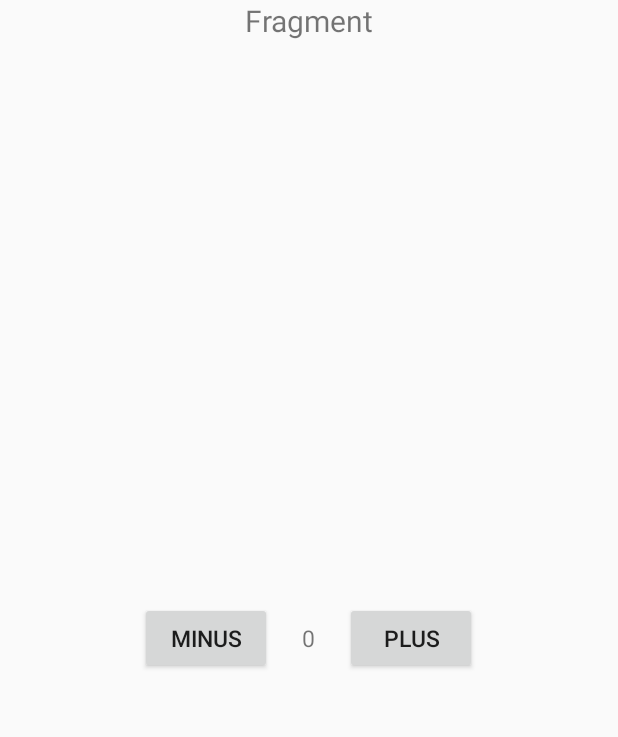
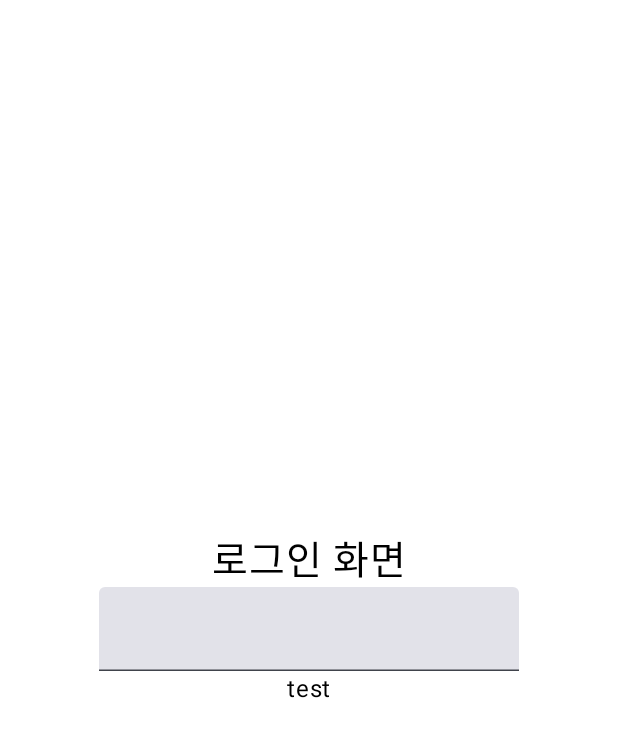
Before and after one commit to uselessnaming/app_center_example, an Android app built with Jetpack Compose: the screen it shows after launch (MainActivity), on a phone screen of 412 x 824 dp. Shown: the top 737 px of the screen. Run offline under Robolectric (Android 15) with nearby library versions, the phone set to English and light mode, and no system bars.

Commit message:
feat: 4주차 스터디

```diff
--- a/AppCenterStudyExample/app/src/main/java/com/example/appcenterstudy/MainActivity.kt
+++ b/AppCenterStudyExample/app/src/main/java/com/example/appcenterstudy/MainActivity.kt
@@ -2,23 +2,30 @@ package com.example.appcenterstudy
 
 import android.os.Bundle
 import android.util.Log
+import androidx.activity.compose.setContent
 import androidx.appcompat.app.AppCompatActivity
+import androidx.compose.foundation.layout.Box
+import androidx.compose.foundation.layout.fillMaxSize
+import androidx.compose.ui.Modifier
 import androidx.databinding.DataBindingUtil
 import com.example.appcenterstudy.databinding.ActivityMainBinding
 import com.example.appcenterstudy.study_3rd.DataViewModel
 import com.example.appcenterstudy.study_3rd.HomeFragment
+import com.example.appcenterstudy.study_4th.LoginScreen
+import com.example.appcenterstudy.ui.theme.AppCenterStudyTheme
 
 class MainActivity : AppCompatActivity() {
 
-    private lateinit var viewModel : DataViewModel
-
     override fun onCreate(savedInstanceState: Bundle?) {
         super.onCreate(savedInstanceState)
-        val binding = DataBindingUtil.setContentView<ActivityMainBinding>(this, R.layout.activity_main)
-
-        val transaction = supportFragmentManager.beginTransaction()
-        transaction.add(R.id.fragmentContainerView, HomeFragment()).commit()
-
-        Log.d("TEST_FRAGMENT","Activity onCreate Success")
+        setContent {
+            AppCenterStudyTheme {
+                Box(
+                    modifier = Modifier.fillMaxSize()
+                ){
+                    LoginScreen()
+                }
+            }
+        }
     }
 }
--- /dev/null
+++ b/AppCenterStudyExample/app/src/main/java/com/example/appcenterstudy/study_4th/TestActivity.kt
@@ -0,0 +1,106 @@
+package com.example.appcenterstudy.study_4th
+
+import androidx.compose.foundation.background
+import androidx.compose.foundation.layout.Arrangement
+import androidx.compose.foundation.layout.Box
+import androidx.compose.foundation.layout.Column
+import androidx.compose.foundation.layout.fillMaxSize
+import androidx.compose.foundation.layout.size
+import androidx.compose.material3.ExperimentalMaterial3Api
+import androidx.compose.material3.Icon
+import androidx.compose.material3.IconButton
+import androidx.compose.material3.Text
+import androidx.compose.material3.TextField
+import androidx.compose.runtime.Composable
+import androidx.compose.runtime.mutableStateOf
+import androidx.compose.runtime.remember
+import androidx.compose.runtime.getValue
+import androidx.compose.runtime.setValue
+import androidx.compose.ui.Alignment
+import androidx.compose.ui.Modifier
+import androidx.compose.ui.graphics.Color
+import androidx.compose.ui.graphics.vector.ImageVector
+import androidx.compose.ui.tooling.preview.Preview
+import androidx.compose.ui.unit.Dp
+import androidx.compose.ui.unit.sp
+import com.example.appcenterstudy.ui.theme.AppCenterStudyTheme
+
+@Composable
+fun TestLayout(){
+
+    Box(
+        modifier = Modifier
+            .fillMaxSize()
+            .background(color = Color.White),
+        contentAlignment = Alignment.Center
+    ){
+        LoginScreen()
+    }
+
+}
+
+@Preview
+@Composable
+fun TT(){
+    AppCenterStudyTheme {
+        Box(
+            modifier = Modifier
+                .fillMaxSize()
+                .background(color = Color.Black)
+        ){
+            LoginScreen()
+        }
+    }
+}
+
+
+@Composable
+fun ComposeButton(
+    size : Dp,
+    buttonTest : ImageVector,
+    onClick : () -> Unit,
+){
+    Box(
+        modifier = Modifier.size(size)
+    ){
+        IconButton(
+            onClick = onClick
+        ) {
+            Icon(
+                imageVector = buttonTest,
+                contentDescription = null
+            )
+        }
+    }
+}
+
+@OptIn(ExperimentalMaterial3Api::class)
+@Composable
+fun LoginScreen(){
+
+    var test by remember{mutableStateOf("")}
+
+    Column(
+        modifier = Modifier
+            .fillMaxSize()
+            .background(color = Color.White),
+        verticalArrangement = Arrangement.Center,
+        horizontalAlignment = Alignment.CenterHorizontally
+    ){
+        Text(
+            text = "로그인 화면",
+            fontSize = 26.sp,
+        )
+
+        TextField(
+            value = test,
+            onValueChange = {
+                test = it
+            }
+        )
+
+        Text(
+            text = "test"
+        )
+    }
+}
--- a/AppCenterStudyExample/app/src/main/res/layout/fragment_home.xml
+++ b/AppCenterStudyExample/app/src/main/res/layout/fragment_home.xml
@@ -26,30 +26,30 @@
         <LinearLayout
             android:layout_width="match_parent"
             android:layout_height="match_parent"
-            android:orientation="horizontal"
-            android:gravity="center_vertical|center_horizontal">
+            android:gravity="center_vertical|center_horizontal"
+            android:orientation="horizontal">
 
             <androidx.appcompat.widget.AppCompatButton
                 android:layout_width="wrap_content"
                 android:layout_height="wrap_content"
+                android:onClick="@{() -> viewModel.minusCount()}"
                 android:text="minus"
-                android:textSize = "15sp"
-                android:onClick="@{() -> viewModel.minusCount()}"/>
+                android:textSize="15sp" />
 
             <TextView
                 android:layout_width="wrap_content"
                 android:layout_height="wrap_content"
+                android:layout_marginStart="20dp"
+                android:layout_marginEnd="20dp"
                 android:text="@{viewModel.count.toString()}"
-                android:textSize="15sp"
-                android:layout_marginStart="20dp"
-                android:layout_marginEnd="20dp"/>
+                android:textSize="15sp" />
 
             <androidx.appcompat.widget.AppCompatButton
                 android:layout_width="wrap_content"
                 android:layout_height="wrap_content"
+                android:onClick="@{()->viewModel.addCount()}"
                 android:text="plus"
-                android:textSize="15sp"
-                android:onClick="@{()->viewModel.addCount()}"/>
+                android:textSize="15sp" />
 
         </LinearLayout>
 
```
